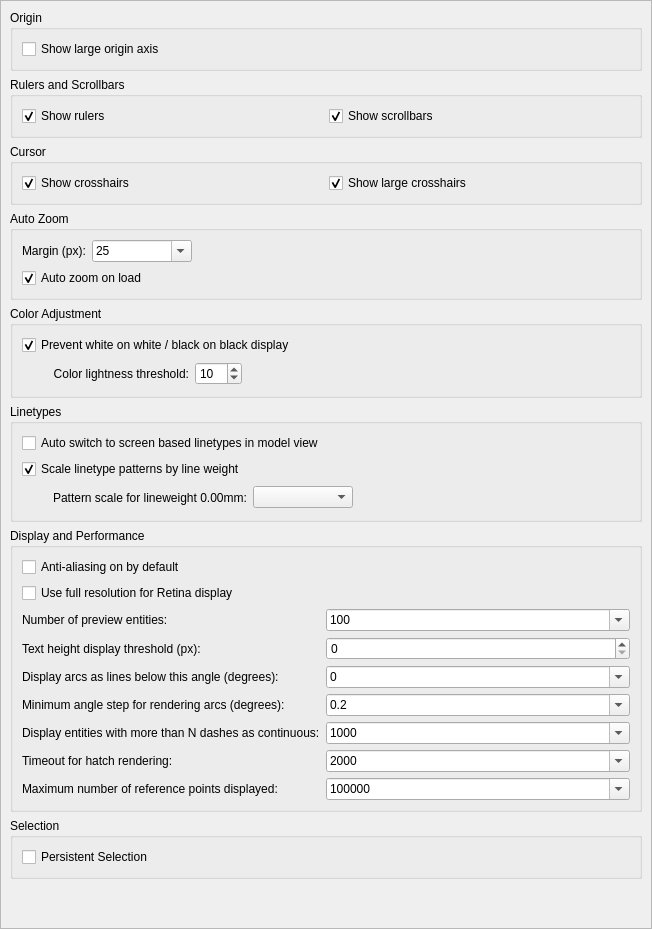
Old version of the form scripts/Edit/AppPreferences/GraphicsViewPreferences/PreferencesPage.ui in the repository qcad/qcad.
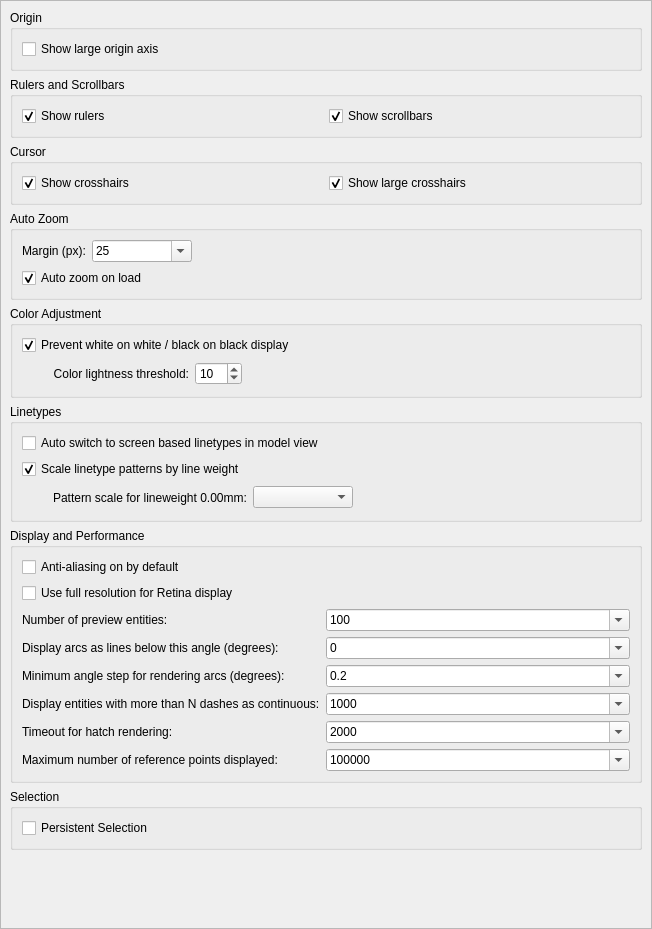
New version of the form. Custom widgets are drawn as their Qt base class.

Commit message: remove obsolete text threshold preference

Diff of the .ui file:
```diff
--- a/scripts/Edit/AppPreferences/GraphicsViewPreferences/PreferencesPage.ui
+++ b/scripts/Edit/AppPreferences/GraphicsViewPreferences/PreferencesPage.ui
@@ -345,6 +345,20 @@
        <string>Display and Performance</string>
       </property>
       <layout class="QFormLayout" name="formLayout_2">
+       <item row="0" column="0" colspan="2">
+        <widget class="QCheckBox" name="Antialiasing">
+         <property name="text">
+          <string>Anti-aliasing on by default</string>
+         </property>
+        </widget>
+       </item>
+       <item row="1" column="0" colspan="2">
+        <widget class="QCheckBox" name="HighResolutionGraphicsView">
+         <property name="text">
+          <string>Use full resolution for Retina display</string>
+         </property>
+        </widget>
+       </item>
        <item row="2" column="0">
         <widget class="QLabel" name="label_15">
          <property name="text">
@@ -404,26 +418,13 @@
         </widget>
        </item>
        <item row="3" column="0">
-        <widget class="QLabel" name="label_3">
-         <property name="text">
-          <string>Text height display threshold (px):</string>
-         </property>
-         <property name="alignment">
-          <set>Qt::AlignLeading|Qt::AlignLeft|Qt::AlignVCenter</set>
-         </property>
-        </widget>
-       </item>
-       <item row="3" column="1">
-        <widget class="QSpinBox" name="TextHeightThreshold"/>
-       </item>
-       <item row="5" column="0">
         <widget class="QLabel" name="label_4">
          <property name="text">
           <string>Display arcs as lines below this angle (degrees):</string>
          </property>
         </widget>
        </item>
-       <item row="5" column="1">
+       <item row="3" column="1">
         <widget class="QComboBox" name="ArcAngleLengthThreshold">
          <property name="editable">
           <bool>true</bool>
@@ -485,56 +486,14 @@
          </item>
         </widget>
        </item>
-       <item row="7" column="0">
-        <widget class="QLabel" name="label_6">
-         <property name="text">
-          <string>Display entities with more than N dashes as continuous:</string>
-         </property>
-        </widget>
-       </item>
-       <item row="7" column="1">
-        <widget class="QComboBox" name="DashThreshold">
-         <property name="editable">
-          <bool>true</bool>
-         </property>
-         <property name="currentIndex">
-          <number>1</number>
-         </property>
-         <item>
-          <property name="text">
-           <string notr="true">500</string>
-          </property>
-         </item>
-         <item>
-          <property name="text">
-           <string notr="true">1000</string>
-          </property>
-         </item>
-         <item>
-          <property name="text">
-           <string notr="true">5000</string>
-          </property>
-         </item>
-         <item>
-          <property name="text">
-           <string notr="true">10000</string>
-          </property>
-         </item>
-         <item>
-          <property name="text">
-           <string notr="true">100000</string>
-          </property>
-         </item>
-        </widget>
-       </item>
-       <item row="6" column="0">
+       <item row="4" column="0">
         <widget class="QLabel" name="label_7">
          <property name="text">
           <string>Minimum angle step for rendering arcs (degrees):</string>
          </property>
         </widget>
        </item>
-       <item row="6" column="1">
+       <item row="4" column="1">
         <widget class="QComboBox" name="MinArcAngleStep">
          <property name="editable">
           <bool>true</bool>
@@ -609,14 +568,56 @@
          </item>
         </widget>
        </item>
-       <item row="8" column="0">
+       <item row="5" column="0">
+        <widget class="QLabel" name="label_6">
+         <property name="text">
+          <string>Display entities with more than N dashes as continuous:</string>
+         </property>
+        </widget>
+       </item>
+       <item row="5" column="1">
+        <widget class="QComboBox" name="DashThreshold">
+         <property name="editable">
+          <bool>true</bool>
+         </property>
+         <property name="currentIndex">
+          <number>1</number>
+         </property>
+         <item>
+          <property name="text">
+           <string notr="true">500</string>
+          </property>
+         </item>
+         <item>
+          <property name="text">
+           <string notr="true">1000</string>
+          </property>
+         </item>
+         <item>
+          <property name="text">
+           <string notr="true">5000</string>
+          </property>
+         </item>
+         <item>
+          <property name="text">
+           <string notr="true">10000</string>
+          </property>
+         </item>
+         <item>
+          <property name="text">
+           <string notr="true">100000</string>
+          </property>
+         </item>
+        </widget>
+       </item>
+       <item row="6" column="0">
         <widget class="QLabel" name="label_8">
          <property name="text">
           <string>Timeout for hatch rendering:</string>
          </property>
         </widget>
        </item>
-       <item row="8" column="1">
+       <item row="6" column="1">
         <widget class="QComboBox" name="MaxHatchTime">
          <property name="editable">
           <bool>true</bool>
@@ -671,28 +672,14 @@
          </item>
         </widget>
        </item>
-       <item row="1" column="0" colspan="2">
-        <widget class="QCheckBox" name="HighResolutionGraphicsView">
-         <property name="text">
-          <string>Use full resolution for Retina display</string>
-         </property>
-        </widget>
-       </item>
-       <item row="0" column="0" colspan="2">
-        <widget class="QCheckBox" name="Antialiasing">
-         <property name="text">
-          <string>Anti-aliasing on by default</string>
-         </property>
-        </widget>
-       </item>
-       <item row="9" column="0">
+       <item row="7" column="0">
         <widget class="QLabel" name="label_9">
          <property name="text">
           <string>Maximum number of reference points displayed:</string>
          </property>
         </widget>
        </item>
-       <item row="9" column="1">
+       <item row="7" column="1">
         <widget class="QComboBox" name="MaxReferencePoints">
          <property name="editable">
           <bool>true</bool>
```
